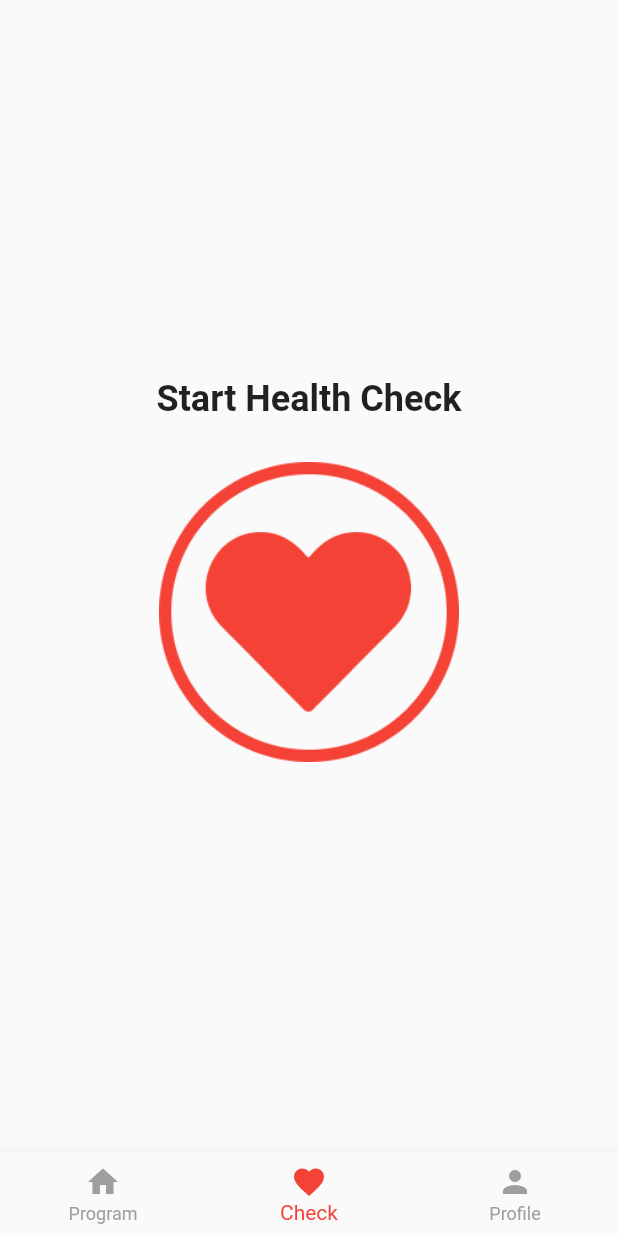
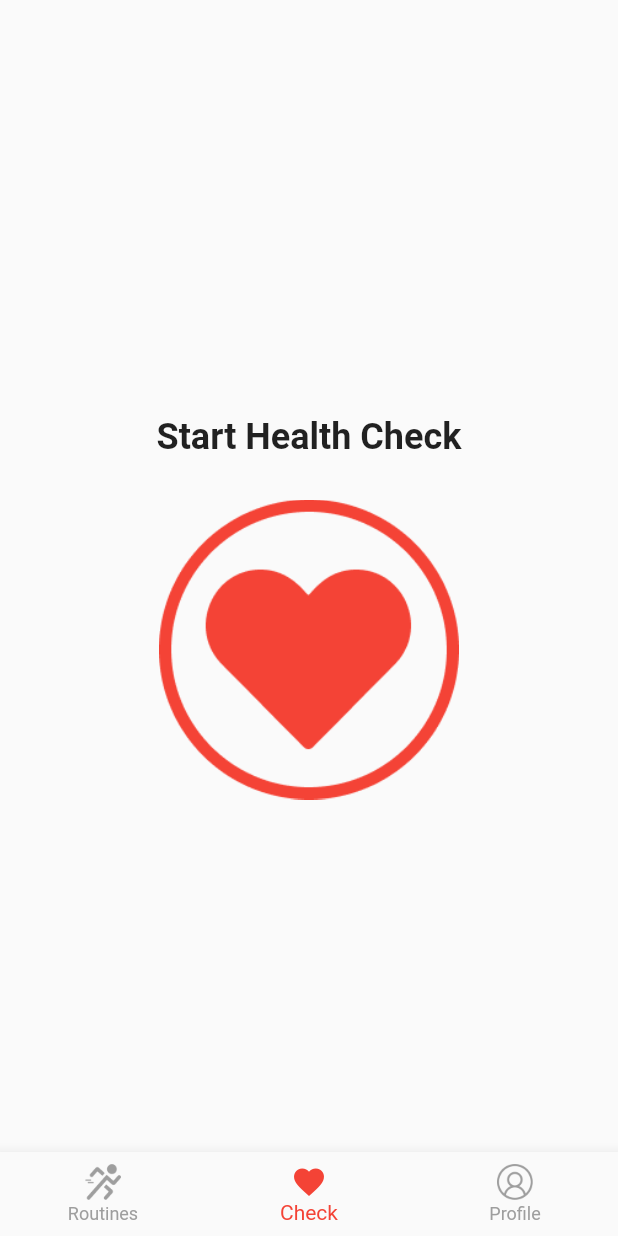
Before and after one commit to nathasyae/heartrate, a Flutter app: the BottomNavPage screen opened directly, on a phone screen of 412 x 824 dp. Run offline on Flutter 3.47's test engine with Material 2 defaults, Android fonts, the phone set to English and light mode, and no system bars; our stand-ins replace camera, charts_flutter, cloud_firestore, firebase_auth, firebase_core, fluttertoast and 2 more; accounts and stored records are empty.

Commit message:
assets & ui adjustment

```diff
--- a/lib/BottomNavPage.dart
+++ b/lib/BottomNavPage.dart
@@ -37,15 +37,17 @@ class _BottomNavPageState extends State<BottomNavPage> {
 
     final _bottomNavBarItems = <BottomNavigationBarItem>[
       BottomNavigationBarItem(
-        icon: Icon(Icons.home),
-        label: 'Program',
+        icon: ImageIcon(
+            AssetImage("assets/images/runnning icon.png")),
+        label: 'Routines',
       ),
       BottomNavigationBarItem(
         icon: Icon(Icons.favorite),
         label: 'Check',
       ),
       BottomNavigationBarItem(
-          icon: Icon(Icons.person),
+          icon: ImageIcon(
+            AssetImage("assets/images/User.png")),
           label: 'Profile'
       ),
     ];
--- a/lib/main.dart
+++ b/lib/main.dart
@@ -32,6 +32,7 @@ class MyApp extends StatelessWidget {
         ),
       ),
       home: Register(),
+      // home: Measuring(),
     );
   }
 }
--- a/lib/pages/checkHeartRate.dart
+++ b/lib/pages/checkHeartRate.dart
@@ -287,6 +287,7 @@ class checkHeartRateView extends State<checkHeartRate> {
             mainAxisAlignment: MainAxisAlignment.center,
             crossAxisAlignment: CrossAxisAlignment.center,
             children: <Widget>[
+              SizedBox(height: 50),
             Text("Start Health Check",
                   style: TextStyle(fontSize: 24.0, fontWeight: FontWeight.bold)
             ),
@@ -308,6 +309,8 @@ class checkHeartRateView extends State<checkHeartRate> {
             children: <Widget>[ isWaitingAsync ?
             new CircularProgressIndicator() :
             Column(
+                mainAxisAlignment: MainAxisAlignment.center,
+                crossAxisAlignment: CrossAxisAlignment.center,
                 children: [
                   Text("Measuring...",
                       style: TextStyle(fontSize: 24.0, fontWeight: FontWeight.bold)),
@@ -315,12 +318,42 @@ class checkHeartRateView extends State<checkHeartRate> {
                       style: TextStyle(fontSize: 24.0)),
                 ]
               ),
-              SizedBox(height: 20),
-              Text("1. Put your phone on the table with the camera lens facing upward.",
-                  style: mainTheme.textTheme.bodyText1),
-              SizedBox(height: 20),
-              Text("2. Place your finger on the camera lens, keep relax, and wait until the flash turned off.",
-                  style: mainTheme.textTheme.bodyText2),
+              ImageIcon(
+                AssetImage('assets/images/instruction1.png'),
+                size: 200,
+              ),
+              Row(
+                children: [
+                  ImageIcon(
+                  AssetImage('assets/images/1.png'),
+                    size: 60,
+                  ),
+                  SizedBox(width: 15),
+                  Expanded(
+                    child: Text("Put your phone on the table with the camera lens facing upward.",
+                      style: mainTheme.textTheme.bodyText1),),
+                ],
+              ),
+              SizedBox(height: 30),
+              ImageIcon(
+                AssetImage('assets/images/instruction2.png'),
+                size: 150,
+              ),
+              SizedBox(height: 30),
+              Row(
+                children: [
+                  ImageIcon(
+                  AssetImage('assets/images/2.png'),
+                    size: 60,
+                  ),
+                  SizedBox(width: 20),
+                  Expanded(
+                    child:
+                    Text("Place your finger on the camera lens, keep relax, and wait until the flash turned off.",
+                        style: mainTheme.textTheme.bodyText1),
+                  ),
+                ],
+              ),
 
             ]
         )
```
Also changed, not shown: lib/pages/invalid.dart (+9 -4 lines), lib/pages/measuring.dart (+57 -73 lines), lib/pages/profile.dart (+6 -4 lines), assets/images/1.png, assets/images/2.png, assets/images/User.png (added), assets/images/instruction1.png, assets/images/instruction2.png, assets/images/runnning icon.png (added).
